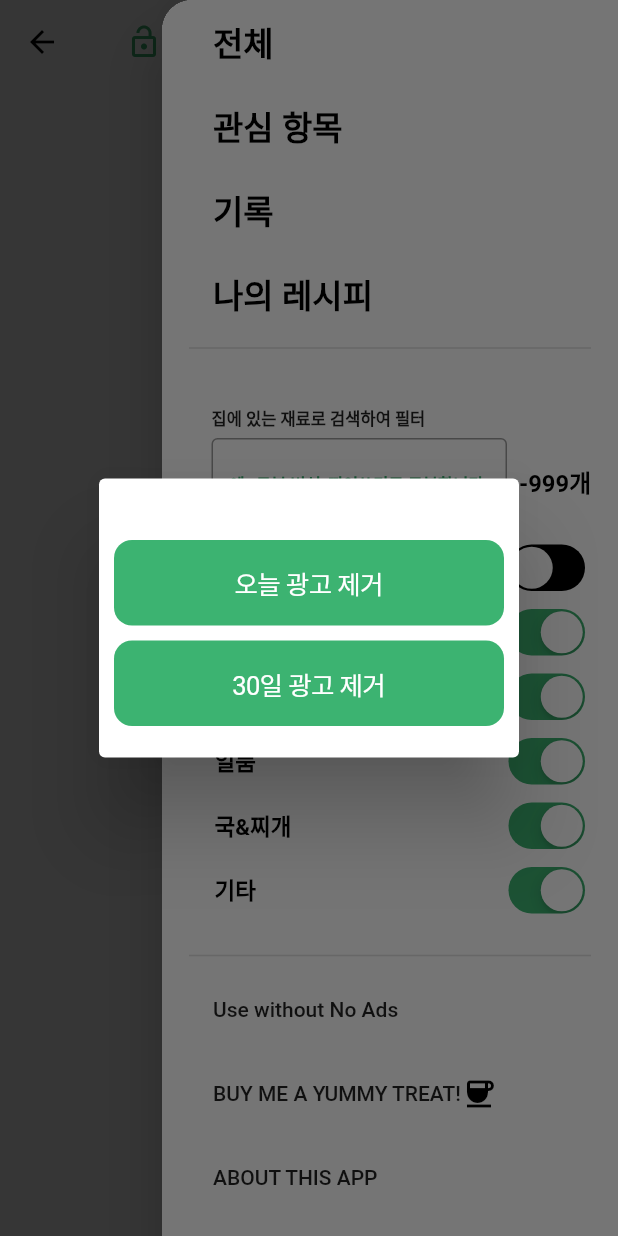
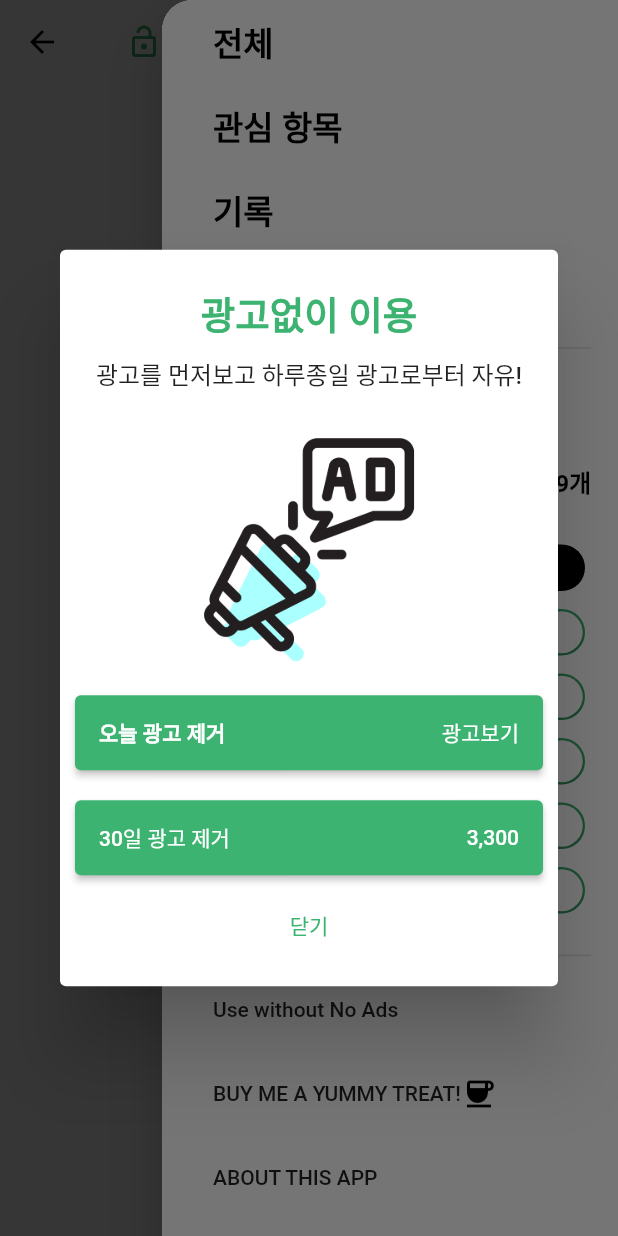
Before and after one commit to kangsudal/Eat-Go, a Flutter app: the HomeScreen screen opened by its route, in the side drawer, after a tap on "Use without No Ads", on a phone screen of 412 x 824 dp. Run offline on Flutter 3.47's test engine with Material 3 defaults, Android fonts, the phone set to English and light mode, and no system bars; our stand-ins replace google_fonts, image_picker, sliding_up_panel; Roboto replaces fonts that are missing (Pretendard).

Commit message:
CupertinoButton에서 ElevatedButton으로 바꿈

```diff
--- a/lib/screen/home_screen/home_screen_widget/drawer/drawer_footer.dart
+++ b/lib/screen/home_screen/home_screen_widget/drawer/drawer_footer.dart
@@ -19,34 +19,93 @@ class DrawerFooter extends StatelessWidget {
               builder: (BuildContext context) {
                 return SimpleDialog(
                   title: Column(
-                    children: [],
+                    children: [
+                      Text(
+                        '광고없이 이용',
+                        style: TextStyle(
+                            fontWeight: FontWeight.bold,
+                            fontSize: 25,
+                            color: pointColor),
+                      ),
+                      SizedBox(height: 10),
+                      FittedBox(
+                        fit: BoxFit.scaleDown,
+                        child: Text(
+                          '광고를 먼저보고 하루종일 광고로부터 자유!',
+                          style: TextStyle(),
+                        ),
+                      ),
+                      SizedBox(height: 30),
+                      SizedBox(
+                        height: 150,
+                        child: Image.asset(
+                          'assets/icons/advertisement.png',
+                        ),
+                      ),
+                    ],
                   ),
                   children: [
-                    Padding(
-                      padding: EdgeInsets.symmetric(horizontal: 10,vertical: 5),
-                      child: CupertinoButton(
-                        color: pointColor,
-                        child: Text(
+                    Container(
+                      margin: EdgeInsets.symmetric(
+                        horizontal: 10,
+                        vertical: 10,
+                      ),
+                      height: 50,
+                      child: ElevatedButton(
+                        onPressed: () {},
+                        child: Row(
+                          mainAxisAlignment: MainAxisAlignment.spaceBetween,
+                          children: [
+                            Text(
                               '오늘 광고 제거',
+                              style: TextStyle(
+                                color: EatGoPalette.backgroundColor1,
+                                fontWeight: FontWeight.w800,
+                              ),
+                            ),
+                            Text(
+                              '광고보기',
                               style: TextStyle(
                                 color: EatGoPalette.backgroundColor1,
                               ),
                             ),
-                        onPressed: () {},
+                          ],
                         ),
                       ),
-                    Padding(
-                      padding: const EdgeInsets.symmetric(horizontal: 10,vertical: 5),
-                      child: CupertinoButton(
-                        color: pointColor,
-                        child: Text(
+                    ),
+                    Container(
+                      margin: EdgeInsets.symmetric(
+                        horizontal: 10,
+                        vertical: 10,
+                      ),
+                      height: 50,
+                      child: ElevatedButton(
+                        onPressed: () {},
+                        child: Row(
+                          mainAxisAlignment: MainAxisAlignment.spaceBetween,
+                          children: [
+                            Text(
                               '30일 광고 제거',
+                              style: TextStyle(
+                                color: EatGoPalette.backgroundColor1,
+                                // fontWeight: FontWeight.w600,
+                              ),
+                            ),
+                            Text(
+                              '3,300',
                               style: TextStyle(
                                 color: EatGoPalette.backgroundColor1,
                               ),
                             ),
-                        onPressed: () {},
+                          ],
                         ),
+                      ),
+                    ),
+                    TextButton(
+                      child: Text('닫기'),
+                      onPressed: () {
+                        Navigator.of(context).pop();
+                      },
                     ),
                   ],
                 );
```
Also changed, not shown: assets/icons/advertisement.png (added). Lines whose indentation alone changed are shown as unchanged.
